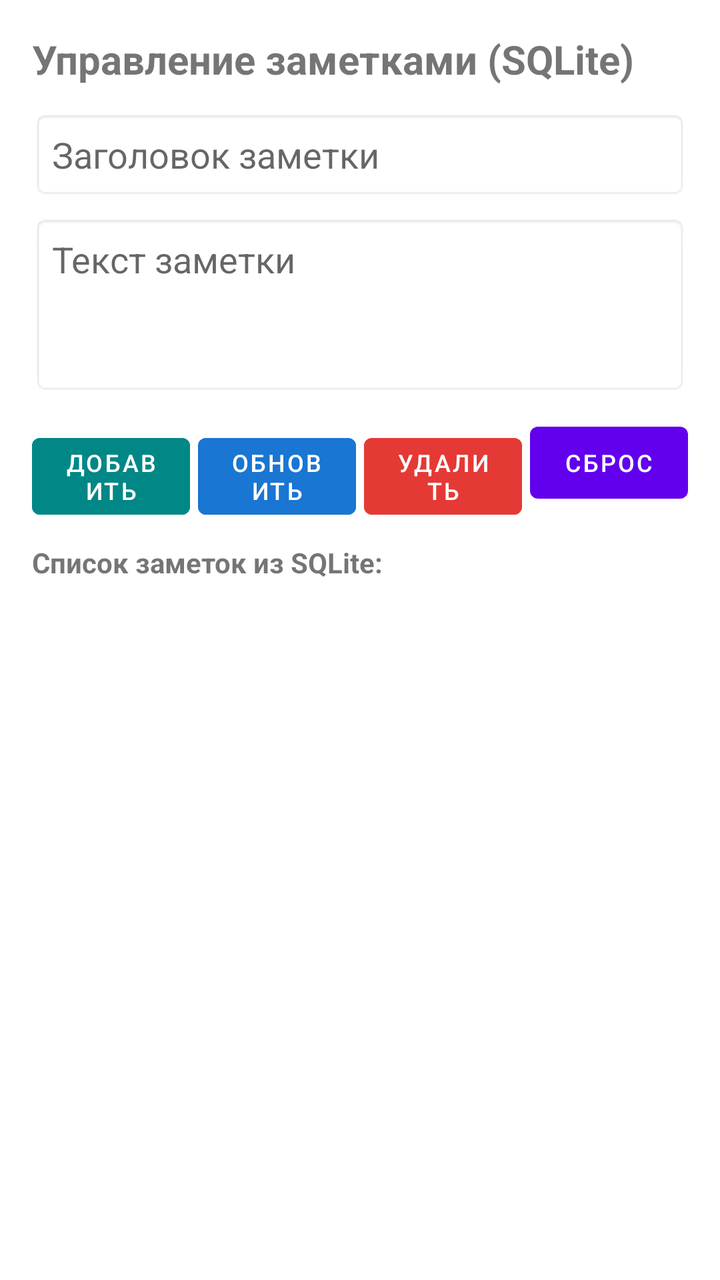
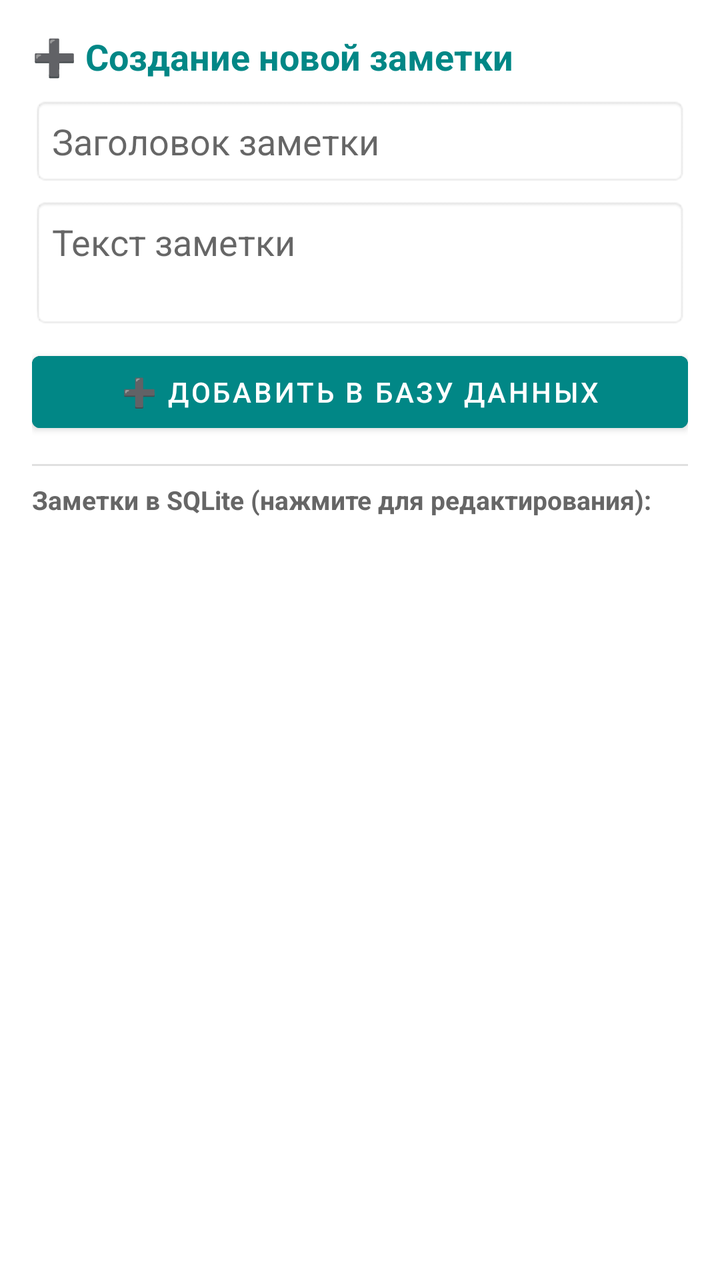

The first picture is an Android layout as it rendered before a commit; the second is the same layout after the commit. The layout source and the unified diff follow.
<!-- AndroidManifest.xml: application theme Theme.Lab4_SQLite -->
<!-- res/layout/activity_main.xml -->
<?xml version="1.0" encoding="utf-8"?>
<LinearLayout
    xmlns:android="http://schemas.android.com/apk/res/android"
    android:layout_width="match_parent"
    android:layout_height="match_parent"
    android:orientation="vertical"
    android:padding="16dp">

    <TextView
        android:layout_width="wrap_content"
        android:layout_height="wrap_content"
        android:text="Управление заметками (SQLite)"
        android:textSize="20sp"
        android:textStyle="bold"
        android:layout_marginBottom="12dp" />

    <EditText
        android:id="@+id/etTitle"
        android:layout_width="match_parent"
        android:layout_height="wrap_content"
        android:hint="Заголовок заметки"
        android:inputType="textCapSentences"
        android:padding="10dp"
        android:background="@android:drawable/editbox_background" />

    <EditText
        android:id="@+id/etContent"
        android:layout_width="match_parent"
        android:layout_height="90dp"
        android:hint="Текст заметки"
        android:inputType="textMultiLine"
        android:gravity="top"
        android:padding="10dp"
        android:layout_marginTop="8dp"
        android:background="@android:drawable/editbox_background" />

    
    <LinearLayout
        android:layout_width="match_parent"
        android:layout_height="wrap_content"
        android:orientation="horizontal"
        android:layout_marginTop="10dp">

        <Button
            android:id="@+id/btnAdd"
            android:layout_width="0dp"
            android:layout_height="wrap_content"
            android:layout_weight="1"
            android:text="Добавить"
            android:textSize="12sp"
            android:backgroundTint="@color/teal_700"
            android:textColor="@color/white"
            android:layout_marginEnd="4dp" />

        <Button
            android:id="@+id/btnUpdate"
            android:layout_width="0dp"
            android:layout_height="wrap_content"
            android:layout_weight="1"
            android:text="Обновить"
            android:textSize="12sp"
            android:backgroundTint="@color/blue"
            android:textColor="@color/white"
            android:layout_marginEnd="4dp" />

        <Button
            android:id="@+id/btnDelete"
            android:layout_width="0dp"
            android:layout_height="wrap_content"
            android:layout_weight="1"
            android:text="Удалить"
            android:textSize="12sp"
            android:backgroundTint="@color/red"
            android:textColor="@color/white"
            android:layout_marginEnd="4dp" />

        <Button
            android:id="@+id/btnClear"
            android:layout_width="0dp"
            android:layout_height="wrap_content"
            android:layout_weight="1"
            android:text="Сброс"
            android:textSize="12sp" />
    </LinearLayout>

    <TextView
        android:layout_width="wrap_content"
        android:layout_height="wrap_content"
        android:text="Список заметок из SQLite:"
        android:textStyle="bold"
        android:layout_marginTop="14dp"
        android:layout_marginBottom="6dp" />

    <androidx.recyclerview.widget.RecyclerView
        android:id="@+id/recyclerView"
        android:layout_width="match_parent"
        android:layout_height="0dp"
        android:layout_weight="1" />

</LinearLayout>
<!-- resources referenced by this layout -->
<resources>
  <color name="blue">#FF1976D2</color>
  <color name="red">#FFE53935</color>
  <color name="teal_700">#FF018786</color>
  <color name="white">#FFFFFFFF</color>
  <style name="Theme.Lab4_SQLite" parent="Theme.MaterialComponents.DayNight.DarkActionBar">
          <item name="colorPrimary">@color/purple_500</item>
          <item name="colorPrimaryVariant">@color/purple_700</item>
          <item name="colorOnPrimary">@color/white</item>
          <item name="colorSecondary">@color/teal_200</item>
          <item name="colorSecondaryVariant">@color/teal_700</item>
          <item name="colorOnSecondary">@color/black</item>
          <item name="android:statusBarColor">?attr/colorPrimaryVariant</item>
      </style>
  <color name="purple_500">#FF6200EE</color>
  <color name="purple_700">#FF3700B3</color>
  <color name="teal_200">#FF03DAC5</color>
  <color name="black">#FF000000</color>
</resources>

<!-- the commit's change to res/layout/activity_main.xml (unified diff, before → after) -->
@@ -6,14 +6,18 @@
     android:orientation="vertical"
     android:padding="16dp">
 
+    
     <TextView
-        android:layout_width="wrap_content"
+        android:id="@+id/tvMode"
+        android:layout_width="match_parent"
         android:layout_height="wrap_content"
-        android:text="Управление заметками (SQLite)"
-        android:textSize="20sp"
+        android:text="➕ Создание новой заметки"
+        android:textSize="18sp"
         android:textStyle="bold"
-        android:layout_marginBottom="12dp" />
+        android:textColor="@color/teal_700"
+        android:layout_marginBottom="8dp" />
 
+    
     <EditText
         android:id="@+id/etTitle"
         android:layout_width="match_parent"
@@ -26,39 +30,41 @@
     <EditText
         android:id="@+id/etContent"
         android:layout_width="match_parent"
-        android:layout_height="90dp"
+        android:layout_height="wrap_content"
+        android:minLines="2"
+        android:maxLines="3"
         android:hint="Текст заметки"
         android:inputType="textMultiLine"
         android:gravity="top"
         android:padding="10dp"
-        android:layout_marginTop="8dp"
+        android:layout_marginTop="6dp"
         android:background="@android:drawable/editbox_background" />
 
     
+    <Button
+        android:id="@+id/btnAdd"
+        android:layout_width="match_parent"
+        android:layout_height="wrap_content"
+        android:text="➕ Добавить в базу данных"
+        android:backgroundTint="@color/teal_700"
+        android:textColor="@color/white"
+        android:layout_marginTop="8dp" />
+
+    
     <LinearLayout
+        android:id="@+id/layoutEditButtons"
         android:layout_width="match_parent"
         android:layout_height="wrap_content"
         android:orientation="horizontal"
-        android:layout_marginTop="10dp">
-
-        <Button
-            android:id="@+id/btnAdd"
-            android:layout_width="0dp"
-            android:layout_height="wrap_content"
-            android:layout_weight="1"
-            android:text="Добавить"
-            android:textSize="12sp"
-            android:backgroundTint="@color/teal_700"
-            android:textColor="@color/white"
-            android:layout_marginEnd="4dp" />
+        android:layout_marginTop="8dp"
+        android:visibility="gone">
 
         <Button
             android:id="@+id/btnUpdate"
             android:layout_width="0dp"
             android:layout_height="wrap_content"
             android:layout_weight="1"
-            android:text="Обновить"
-            android:textSize="12sp"
+            android:text="Сохранить"
             android:backgroundTint="@color/blue"
             android:textColor="@color/white"
             android:layout_marginEnd="4dp" />
@@ -69,28 +75,46 @@
             android:layout_height="wrap_content"
             android:layout_weight="1"
             android:text="Удалить"
-            android:textSize="12sp"
             android:backgroundTint="@color/red"
             android:textColor="@color/white"
             android:layout_marginEnd="4dp" />
 
         <Button
-            android:id="@+id/btnClear"
-            android:layout_width="0dp"
+            android:id="@+id/btnCancel"
+            android:layout_width="wrap_content"
             android:layout_height="wrap_content"
-            android:layout_weight="1"
-            android:text="Сброс"
-            android:textSize="12sp" />
+            android:text="Отмена" />
     </LinearLayout>
+
+    <View
+        android:layout_width="match_parent"
+        android:layout_height="1dp"
+        android:background="?android:attr/listDivider"
+        android:layout_marginTop="12dp"
+        android:layout_marginBottom="8dp" />
 
     <TextView
         android:layout_width="wrap_content"
         android:layout_height="wrap_content"
-        android:text="Список заметок из SQLite:"
+        android:text="Заметки в SQLite (нажмите для редактирования):"
         android:textStyle="bold"
-        android:layout_marginTop="14dp"
+        android:textSize="13sp"
+        android:textColor="#666666"
         android:layout_marginBottom="6dp" />
 
+    
+    <TextView
+        android:id="@+id/tvEmptyState"
+        android:layout_width="match_parent"
+        android:layout_height="wrap_content"
+        android:text="Заметок пока нет. Введите заголовок и текст выше, затем нажмите кнопку добавления."
+        android:textSize="14sp"
+        android:textColor="#999999"
+        android:padding="16dp"
+        android:gravity="center"
+        android:visibility="gone" />
+
+    
     <androidx.recyclerview.widget.RecyclerView
         android:id="@+id/recyclerView"
         android:layout_width="match_parent"
